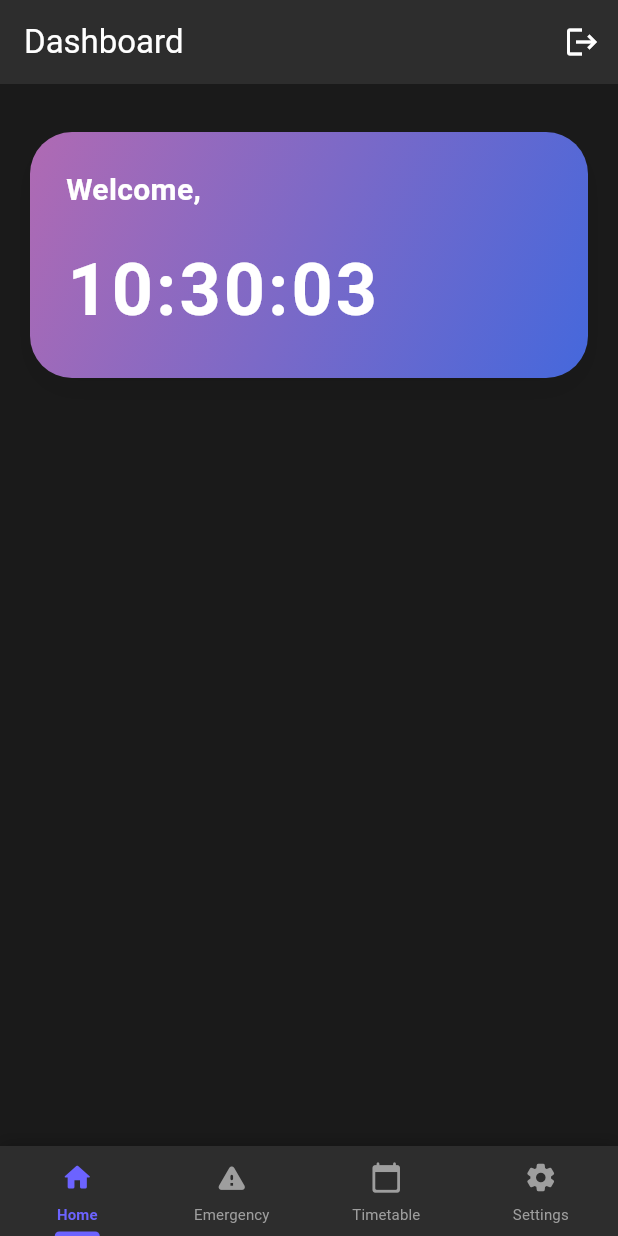
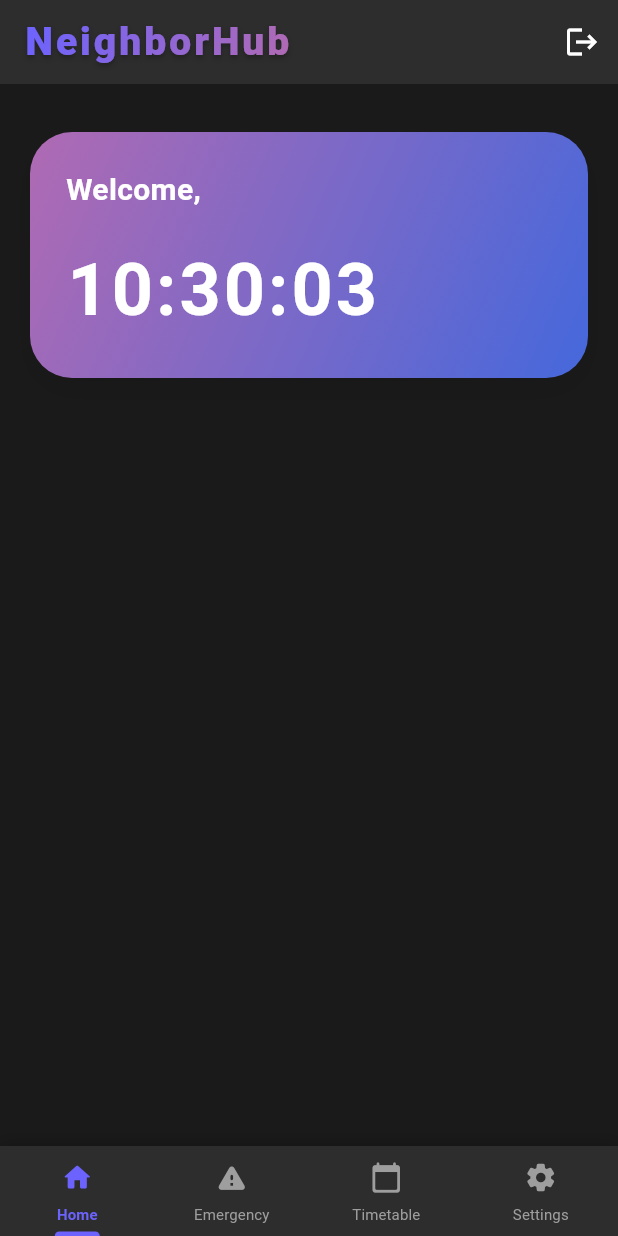
Before and after one commit to Feekkk/neighborhubapp, a Flutter app: the screen it shows once a user with an empty profile is signed in, on a phone screen of 412 x 824 dp. Run offline on Flutter 3.47's test engine with Material 3 defaults, Android fonts, the phone set to English and light mode, and no system bars; our stand-ins replace cloud_firestore, firebase_auth, firebase_core; accounts and stored records are empty.

```diff
--- a/lib/user/dashboarduser.dart
+++ b/lib/user/dashboarduser.dart
@@ -34,9 +34,30 @@ class _DashboardUserState extends State<DashboardUser> with SingleTickerProvider
       backgroundColor: const Color(0xFF1A1A1A),
       appBar: AppBar(
         backgroundColor: const Color(0xFF2D2D2D),
-        title: const Text(
-          'Dashboard',
-          style: TextStyle(color: Colors.white),
+        title: ShaderMask(
+          shaderCallback: (Rect bounds) {
+            return const LinearGradient(
+              colors: [Color(0xFF6C63FF), Color(0xFFB06AB3)],
+              begin: Alignment.topLeft,
+              end: Alignment.bottomRight,
+            ).createShader(bounds);
+          },
+          child: const Text(
+            'NeighborHub',
+            style: TextStyle(
+              color: Colors.white,
+              fontSize: 26,
+              fontWeight: FontWeight.w900,
+              letterSpacing: 2,
+              shadows: [
+                Shadow(
+                  color: Colors.black26,
+                  blurRadius: 4,
+                  offset: Offset(0, 2),
+                ),
+              ],
+            ),
+          ),
         ),
         actions: [
           IconButton(
```
